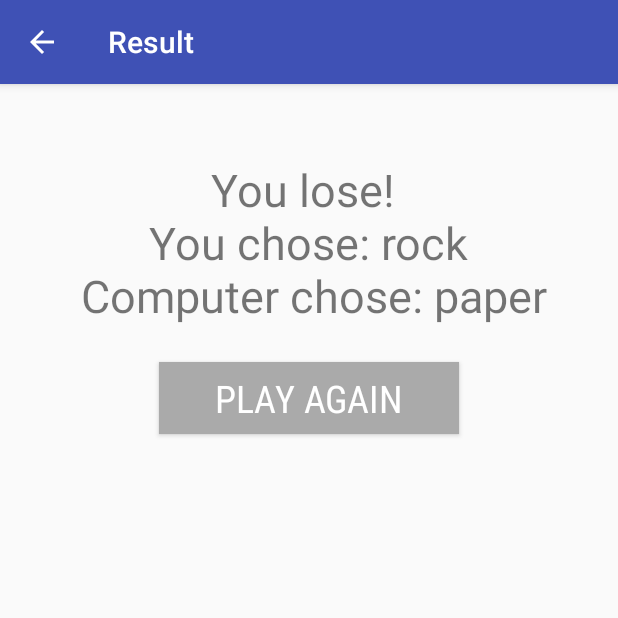
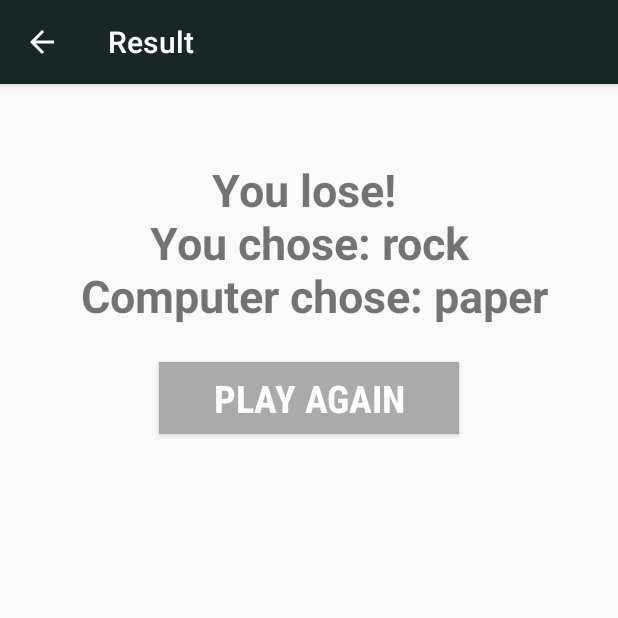
Before and after one commit to KYork93/Rock_Paper_Scissors_Android_App, an Android app: the screen it shows after launch (ResultActivity), after a tap on an icon or button, on a phone screen of 412 x 824 dp, the top half of it. Run offline under Robolectric (Android 15) with nearby library versions, the phone set to English and light mode, and no system bars.

Commit message:
add theme

```diff
--- a/app/build.gradle
+++ b/app/build.gradle
@@ -2,7 +2,7 @@ apply plugin: 'com.android.application'
 
 android {
     compileSdkVersion 23
-    buildToolsVersion "24.0.2"
+    buildToolsVersion '25.0.0'
     defaultConfig {
         applicationId "example.codeclan.com.rockpaperscissors"
         minSdkVersion 16
--- a/app/src/main/res/values/styles.xml
+++ b/app/src/main/res/values/styles.xml
@@ -1,11 +1,15 @@
 <resources>
 
-    <!-- Base application theme. -->
     <style name="AppTheme" parent="Theme.AppCompat.Light.DarkActionBar">
-        <!-- Customize your theme here. -->
-        <item name="colorPrimary">@color/colorPrimary</item>
-        <item name="colorPrimaryDark">@color/colorPrimaryDark</item>
-        <item name="colorAccent">@color/colorAccent</item>
+        <item name="colorPrimary">#182626</item>
+        <item name="colorPrimaryDark">#182626</item>
+        <item name="colorAccent">#e0b9af</item>
+        <item name="android:textStyle">bold</item>
+    </style>
+
+    <style name="AppTheme.CustomTheme" parent="Theme.AppCompat.NoActionBar">
+        <item name="android:windowIsTranslucent">true</item>
+        <item name="android:windowCloseOnTouchOutside">true</item>
     </style>
 
 </resources>
--- a/build.gradle
+++ b/build.gradle
@@ -5,7 +5,7 @@ buildscript {
         jcenter()
     }
     dependencies {
-        classpath 'com.android.tools.build:gradle:2.2.3'
+        classpath 'com.android.tools.build:gradle:2.3.0'
 
         // NOTE: Do not place your application dependencies here; they belong
         // in the individual module build.gradle files
```
Also changed, not shown: gradle/wrapper/gradle-wrapper.properties, 1 other file.
